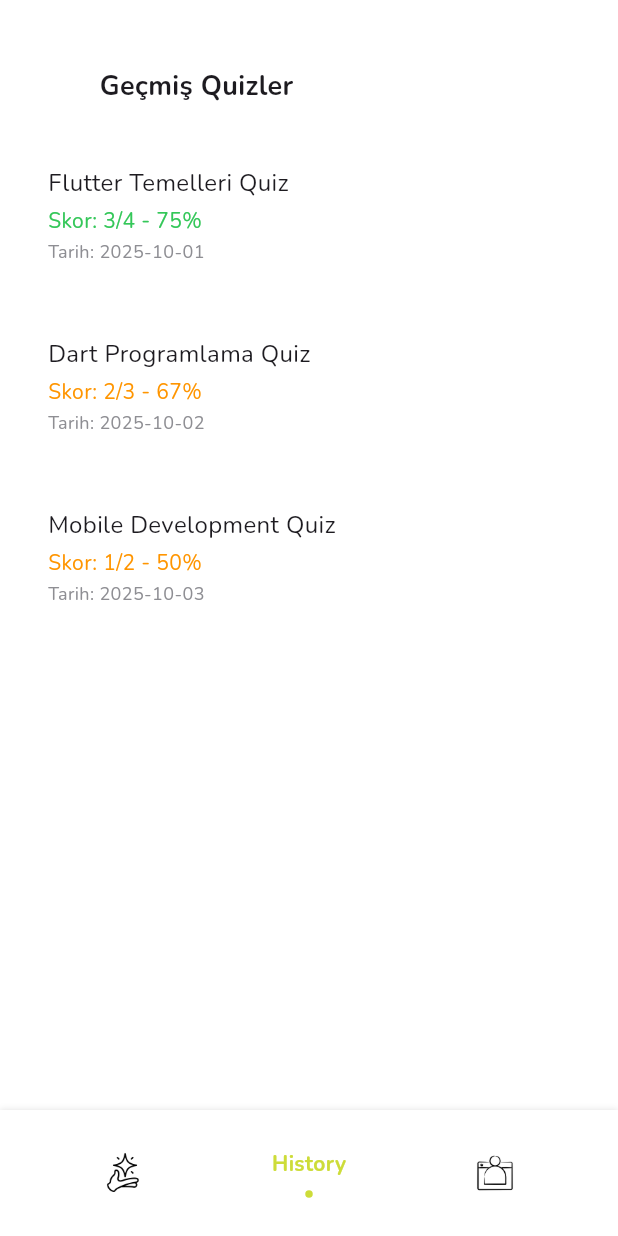
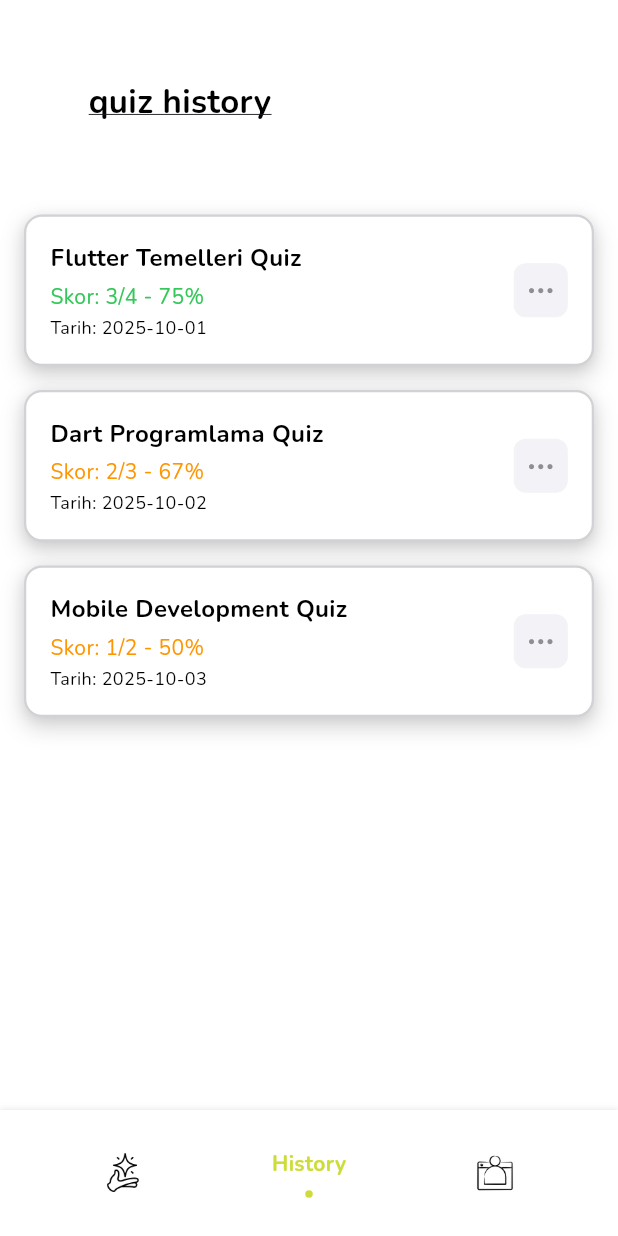
Before and after one commit to kardelenkeles/ui-quiz, a Flutter app: the screen it shows after launch, item 2 of the bottom bar chosen, on a phone screen of 412 x 824 dp. Run offline on Flutter 3.47's test engine with Material 3 defaults, Android fonts, the phone set to English and light mode, and no system bars; drawn by our look-alikes of flashy_tab_bar2, keyboard_dismisser; our stand-ins replace cloud_firestore, firebase_auth, firebase_core, flutter_dotenv, google_sign_in, lottie; missing offline and left inert: add_to_cart_animation, animated_button, transformable_list_view; accounts and stored records are empty; project files that could hold a hidden picture were left out.

Commit message:
feat: Enhance quiz history screen with options for viewing results, sharing, and deleting quizzes

```diff
--- a/lib/screens/quiz/quiz_history_screen.dart
+++ b/lib/screens/quiz/quiz_history_screen.dart
@@ -136,25 +136,82 @@ class _QuizHistoryScreenState extends State<QuizHistoryScreen> {
     },
   ];
 
+  void _showQuizOptions(BuildContext context, Map<String, dynamic> file) {
+    showCupertinoModalPopup(
+      context: context,
+      builder: (BuildContext context) => CupertinoActionSheet(
+        title: Text(
+          file["name"] as String,
+          style: const TextStyle(
+            fontFamily: 'Nunito',
+            fontWeight: FontWeight.w600,
+          ),
+        ),
+        actions: [
+          CupertinoActionSheetAction(
+            onPressed: () {
+              Navigator.pop(context);
+              // Navigate to quiz result screen
+              Navigator.of(context).push(
+                CupertinoPageRoute(
+                  builder: (context) => QuizResultScreen(
+                    correctAnswers: file["correctAnswers"] as int,
+                    totalQuestions: file["totalQuestions"] as int,
+                    questions: file["questions"] as List<Map<String, dynamic>>,
+                    quizName: file["name"] as String,
+                  ),
+                ),
+              );
+            },
+            child: const Text(
+              'Sonuçları Görüntüle',
+              style: TextStyle(fontFamily: 'Nunito'),
+            ),
+          ),
+          CupertinoActionSheetAction(
+            onPressed: () {
+              Navigator.pop(context);
+              // Add share functionality here
+            },
+            child: const Text('Paylaş', style: TextStyle(fontFamily: 'Nunito')),
+          ),
+          CupertinoActionSheetAction(
+            onPressed: () {
+              Navigator.pop(context);
+              // Add delete functionality here
+            },
+            isDestructiveAction: true,
+            child: const Text('Sil', style: TextStyle(fontFamily: 'Nunito')),
+          ),
+        ],
+        cancelButton: CupertinoActionSheetAction(
+          onPressed: () => Navigator.pop(context),
+          child: const Text('İptal', style: TextStyle(fontFamily: 'Nunito')),
+        ),
+      ),
+    );
+  }
+
   @override
   Widget build(BuildContext context) {
     return CupertinoPageScaffold(
-      navigationBar: const CupertinoNavigationBar(
-        backgroundColor: CupertinoColors.systemBackground,
-        border: null,
-        automaticallyImplyLeading: false, // Disable the back button
-      ),
       child: SafeArea(
         child: Column(
           children: [
-            // Geçmiş Quizler başlığı
-            Padding(
-              padding: const EdgeInsets.only(bottom: 16.0, right: 150),
-              child: Text(
-                'Geçmiş Quizler',
-                style: const TextStyle(
-                  fontSize: 18,
+            // Geçmiş Quizler başlık kutusu
+            Container(
+              width: 170,
+              margin: const EdgeInsets.fromLTRB(0, 36, 156, 36),
+              padding: const EdgeInsets.all(16.0),
+
+              child: const Text(
+                'quiz history',
+                style: TextStyle(
+                  decoration: TextDecoration.underline,
+                  fontSize: 22,
                   fontWeight: FontWeight.bold,
+                  fontFamily: 'Nunito',
+                  color: CupertinoColors.black,
                 ),
               ),
             ),
@@ -190,19 +247,43 @@ class _QuizHistoryScreenState extends State<QuizHistoryScreen> {
                           vertical: 8.0,
                         ),
                         child: Container(
+                          alignment: Alignment.centerLeft,
                           padding: const EdgeInsets.all(16.0),
                           decoration: BoxDecoration(
-                            color: Colors.transparent,
+                            color: Colors.white,
                             borderRadius: BorderRadius.circular(12),
+                            border: Border.all(
+                              color: CupertinoColors.systemGrey4,
+                              width: 1.5,
                             ),
+                            boxShadow: [
+                              BoxShadow(
+                                color: Colors.black.withOpacity(0.15),
+                                blurRadius: 12,
+                                offset: const Offset(0, 6),
+                                spreadRadius: 1,
+                              ),
+                              BoxShadow(
+                                color: Colors.black.withOpacity(0.08),
+                                blurRadius: 6,
+                                offset: const Offset(0, 2),
+                                spreadRadius: 0,
+                              ),
+                            ],
+                          ),
+                          child: Row(
+                            children: [
+                              Expanded(
                                 child: Column(
                                   crossAxisAlignment: CrossAxisAlignment.start,
                                   children: [
                                     Text(
                                       file["name"] as String,
-                                style: const TextStyle(
+                                      style: TextStyle(
                                         fontSize: 16,
-                                  fontWeight: FontWeight.w500,
+                                        fontWeight: FontWeight.bold,
+                                        fontFamily: 'Nunito',
+                                        color: CupertinoColors.black,
                                       ),
                                     ),
                                     const SizedBox(height: 4),
@@ -212,7 +293,8 @@ class _QuizHistoryScreenState extends State<QuizHistoryScreen> {
                                         fontSize: 14,
                                         color:
                                             (file["correctAnswers"] as int) /
-                                              (file["totalQuestions"] as int) >=
+                                                    (file["totalQuestions"]
+                                                        as int) >=
                                                 0.7
                                             ? CupertinoColors.systemGreen
                                             : CupertinoColors.systemOrange,
@@ -224,7 +306,29 @@ class _QuizHistoryScreenState extends State<QuizHistoryScreen> {
                                       "Tarih: ${file["createdAt"]}",
                                       style: const TextStyle(
                                         fontSize: 12,
+                                        color: CupertinoColors.black,
+                                      ),
+                                    ),
+                                  ],
+                                ),
+                              ),
+                              // Three dots menu icon
+                              GestureDetector(
+                                onTap: () {
+                                  // Add menu options here (edit, delete, share, etc.)
+                                  _showQuizOptions(context, file);
+                                },
+                                child: Container(
+                                  padding: const EdgeInsets.all(8),
+                                  decoration: BoxDecoration(
+                                    color: CupertinoColors.systemGrey6,
+                                    borderRadius: BorderRadius.circular(8),
+                                  ),
+                                  child: const Icon(
+                                    CupertinoIcons.ellipsis,
                                     color: CupertinoColors.systemGrey,
+                                    size: 20,
+                                  ),
                                 ),
                               ),
                             ],
--- a/lib/screens/quiz/quiz_result_screen.dart
+++ b/lib/screens/quiz/quiz_result_screen.dart
@@ -293,8 +293,6 @@ class QuizResultScreen extends StatelessWidget {
                     ),
                   ),
 
-                  const SizedBox(height: 20),
-
                   Column(
                     children: [
                       SizedBox(
@@ -358,8 +356,6 @@ class QuizResultScreen extends StatelessWidget {
                       ),
                     ],
                   ),
-
-                  const SizedBox(height: 10),
                 ],
               ),
             ),
```
Lines whose indentation alone changed are shown as unchanged.
